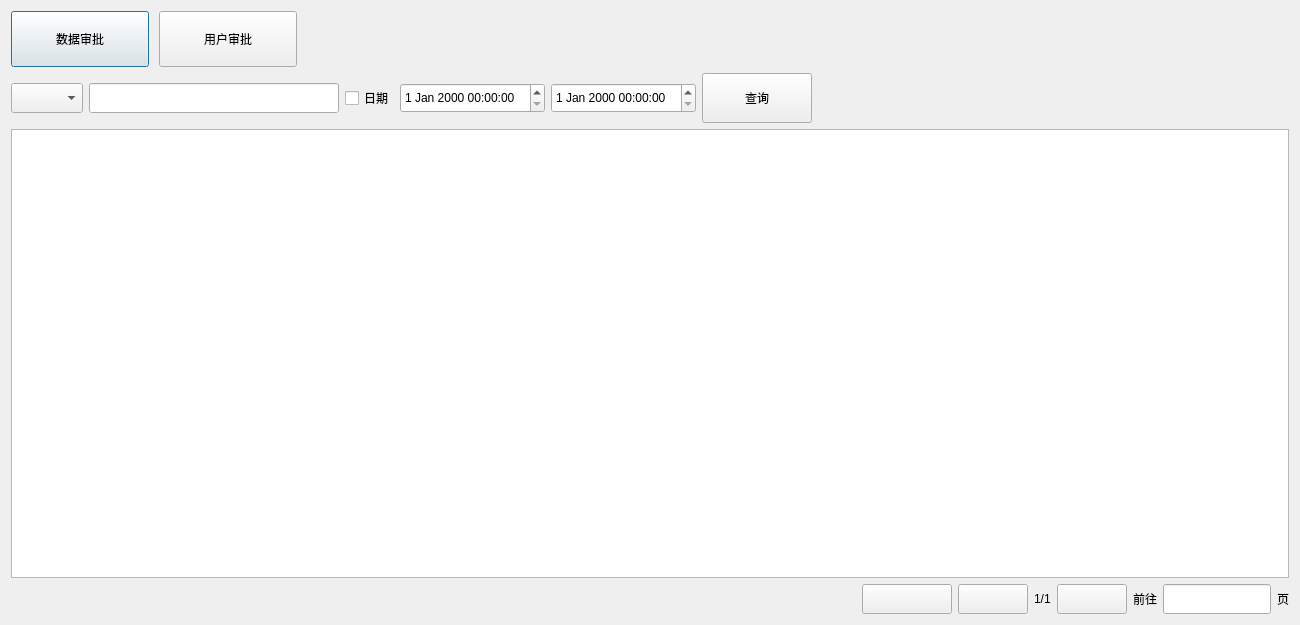
jiaqingguo/DI, file digitalIntegration/ApprovalProgressDialog.ui: the form before one commit.
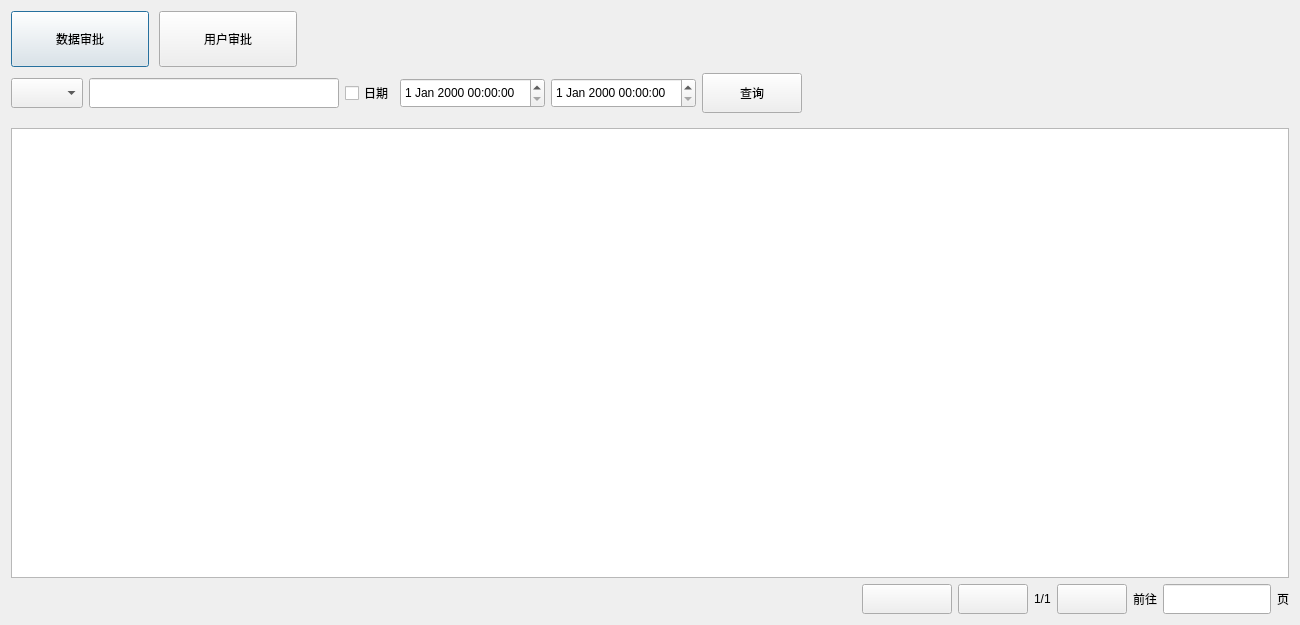
The form after the commit. The open tabs and pages were chosen to show the change. Custom widgets are drawn as their Qt base class.

Patch:
```diff
--- a/digitalIntegration/ApprovalProgressDialog.ui
+++ b/digitalIntegration/ApprovalProgressDialog.ui
@@ -383,6 +383,9 @@
        </property>
        <item>
         <layout class="QHBoxLayout" name="horizontalLayout5">
+         <property name="bottomMargin">
+          <number>9</number>
+         </property>
          <item>
           <widget class="QComboBox" name="comboBoxUserField">
            <property name="maximumSize">
@@ -473,8 +476,8 @@
           <widget class="QPushButton" name="btnUserQuery">
            <property name="minimumSize">
             <size>
-             <width>110</width>
-             <height>50</height>
+             <width>100</width>
+             <height>40</height>
             </size>
            </property>
            <property name="text">
```
Left out of the diff: 9 changed lines with no effect on the pictures.
